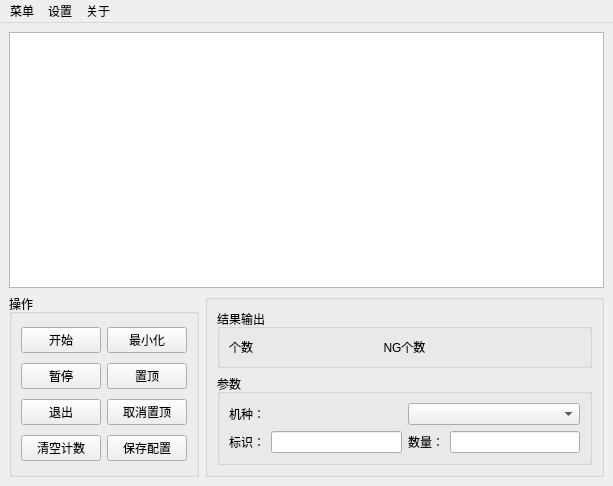
Before: the Qt Designer form QRCode_Check_InterFace.ui in Banishimentthisworld/QRCode_Check, drawn with Qt 5.
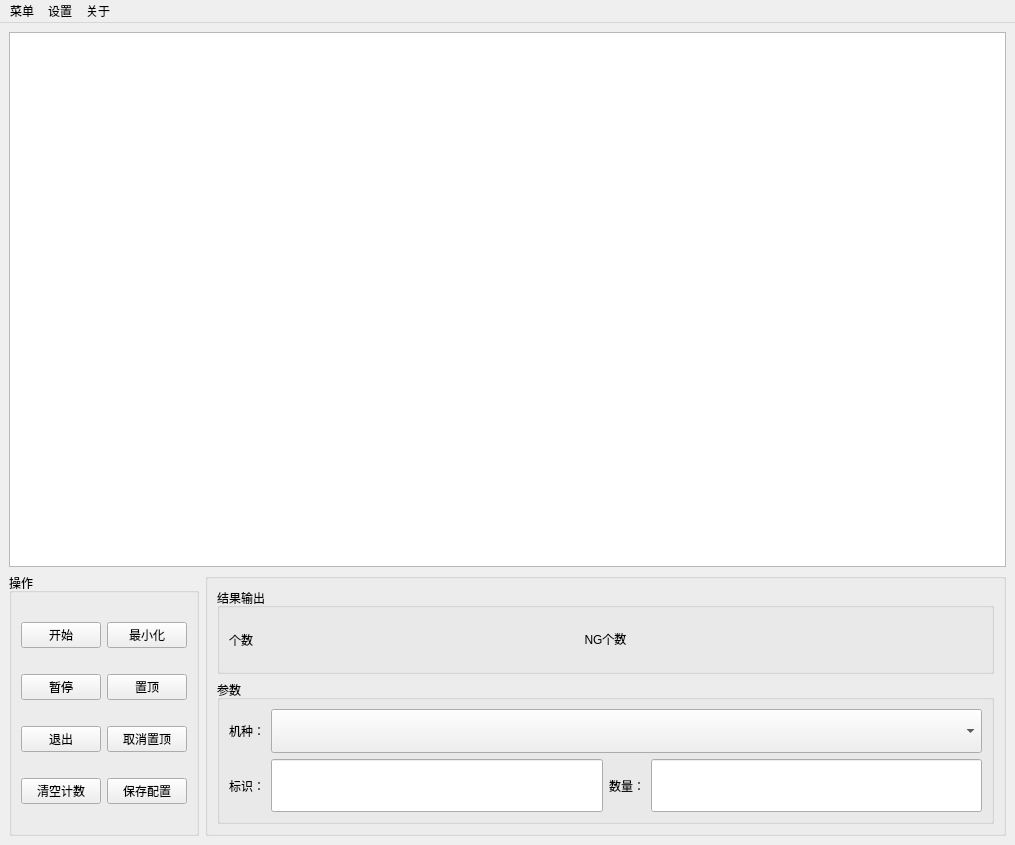
After: the same form once the commit is applied. Icons and pictures are not drawn.

What changed in the file:
```diff
--- a/QRCode_Check_InterFace.ui
+++ b/QRCode_Check_InterFace.ui
@@ -6,8 +6,8 @@
    <rect>
     <x>0</x>
     <y>0</y>
-    <width>613</width>
-    <height>486</height>
+    <width>1015</width>
+    <height>845</height>
    </rect>
   </property>
   <property name="windowTitle">
@@ -97,6 +97,12 @@
          <layout class="QGridLayout" name="_2">
           <item row="0" column="2">
            <widget class="QLabel" name="img_Result">
+            <property name="font">
+             <font>
+              <family>Algerian</family>
+              <pointsize>24</pointsize>
+             </font>
+            </property>
             <property name="text">
              <string>&lt;html&gt;&lt;head/&gt;&lt;body&gt;&lt;p align=&quot;center&quot;&gt;&lt;img src=&quot;:/img/OK.png&quot;/&gt;&lt;/p&gt;&lt;/body&gt;&lt;/html&gt;</string>
             </property>
@@ -126,7 +132,25 @@
          </property>
          <layout class="QGridLayout" name="gridLayout_6">
           <item row="1" column="1">
-           <widget class="QLineEdit" name="txt_ID"/>
+           <widget class="QLineEdit" name="txt_ID">
+            <property name="enabled">
+             <bool>true</bool>
+            </property>
+            <property name="minimumSize">
+             <size>
+              <width>0</width>
+              <height>0</height>
+             </size>
+            </property>
+            <property name="font">
+             <font>
+              <family>Arial Black</family>
+              <pointsize>24</pointsize>
+              <weight>75</weight>
+              <bold>true</bold>
+             </font>
+            </property>
+           </widget>
           </item>
           <item row="1" column="0">
            <widget class="QLabel" name="label_2">
@@ -136,7 +160,16 @@
            </widget>
           </item>
           <item row="1" column="3">
-           <widget class="QLineEdit" name="txt_Num_2"/>
+           <widget class="QLineEdit" name="txt_Num_2">
+            <property name="font">
+             <font>
+              <family>Arial Black</family>
+              <pointsize>24</pointsize>
+              <weight>75</weight>
+              <bold>true</bold>
+             </font>
+            </property>
+           </widget>
           </item>
           <item row="1" column="2">
            <widget class="QLabel" name="label_3">
@@ -145,16 +178,23 @@
             </property>
            </widget>
           </item>
-          <item row="0" column="2" colspan="2">
-           <widget class="QComboBox" name="cmb_Type"/>
-          </item>
-          <item row="0" column="0" colspan="2">
+          <item row="0" column="0">
            <widget class="QLabel" name="label">
             <property name="text">
              <string>机种：</string>
             </property>
            </widget>
           </item>
+          <item row="0" column="1" colspan="3">
+           <widget class="QComboBox" name="cmb_Type">
+            <property name="font">
+             <font>
+              <family>Arial</family>
+              <pointsize>24</pointsize>
+             </font>
+            </property>
+           </widget>
+          </item>
          </layout>
         </widget>
        </item>
@@ -168,7 +208,7 @@
     <rect>
      <x>0</x>
      <y>0</y>
-     <width>613</width>
+     <width>1015</width>
      <height>23</height>
     </rect>
    </property>
```
